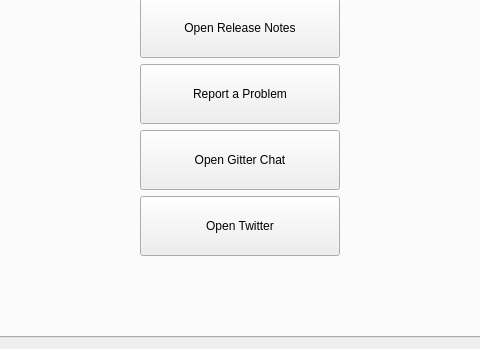
ezEngine/ezEngine, file Code/Editor/EditorFramework/Dialogs/DashboardDlg.ui: the form before one commit; both pictures show x 207 to 687 and y 285 to 634 of the 768 by 634 pixel window.
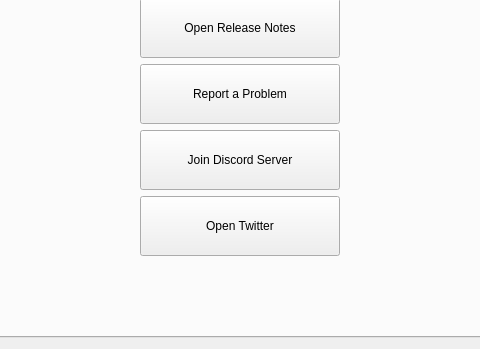
The form after the commit. Icons and pictures are not drawn.

Commit message: Replaced Gitter with Discord + some icons

The edit to the form file:
```diff
--- a/Code/Editor/EditorFramework/Dialogs/DashboardDlg.ui
+++ b/Code/Editor/EditorFramework/Dialogs/DashboardDlg.ui
@@ -453,7 +453,11 @@
               </size>
              </property>
              <property name="text">
-              <string>Open Gitter Chat</string>
+              <string>Join Discord Server</string>
+             </property>
+             <property name="icon">
+              <iconset resource="../QtResources/resources.qrc">
+               <normaloff>:/EditorFramework/Icons/Discord.png</normaloff>:/EditorFramework/Icons/Discord.png</iconset>
              </property>
             </widget>
            </item>
```
Left out of the diff: 10 changed lines with no effect on the pictures. The commit also changes 8 other files.
